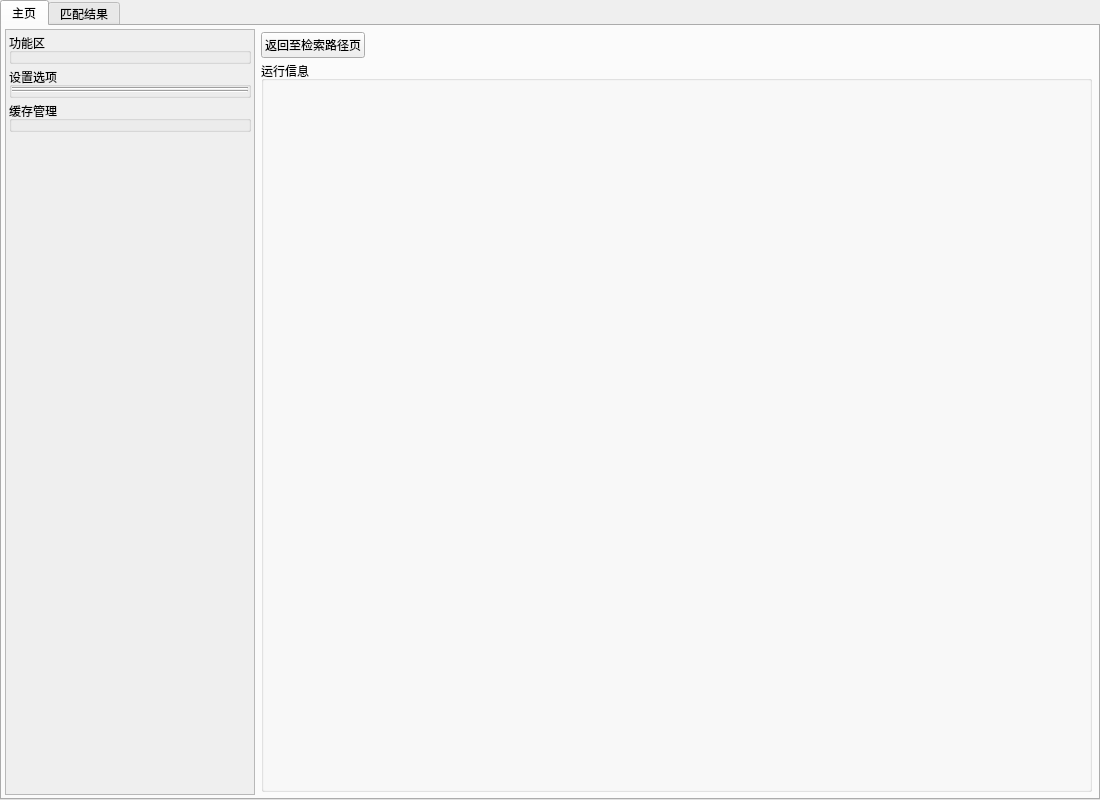
Above: components/window/res/window.ui from PPJUST/ComicDup before the change. Below: the same form after it.
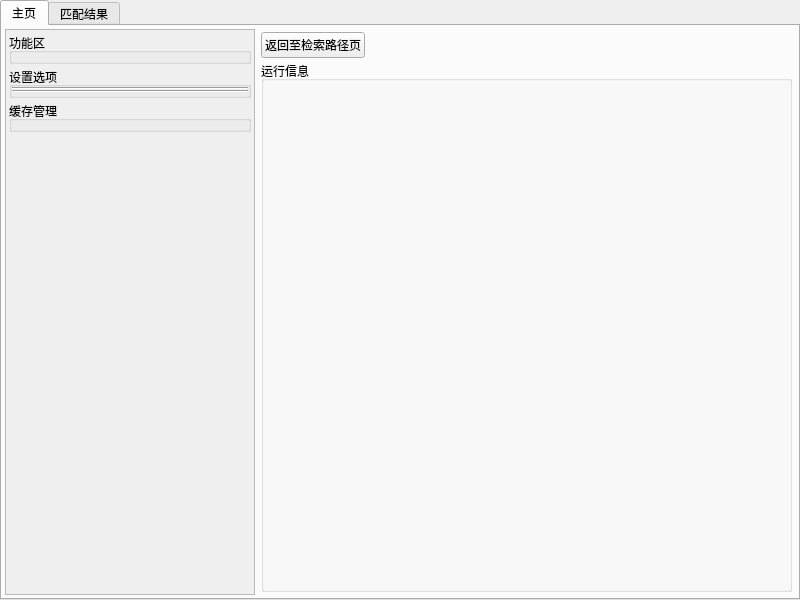
That is the form after the change.

What changed in the file:
```diff
--- a/components/window/res/window.ui
+++ b/components/window/res/window.ui
@@ -6,8 +6,8 @@
    <rect>
     <x>0</x>
     <y>0</y>
-    <width>1100</width>
-    <height>800</height>
+    <width>800</width>
+    <height>600</height>
    </rect>
   </property>
   <property name="windowTitle">
@@ -81,7 +81,7 @@
              <x>0</x>
              <y>0</y>
              <width>248</width>
-             <height>764</height>
+             <height>564</height>
             </rect>
            </property>
            <layout class="QVBoxLayout" name="verticalLayout_12">
```
